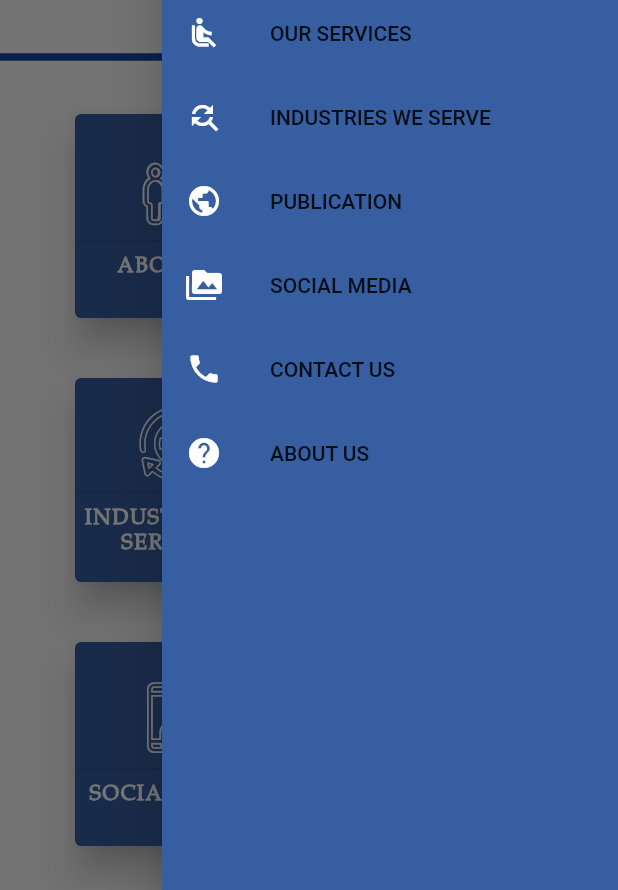
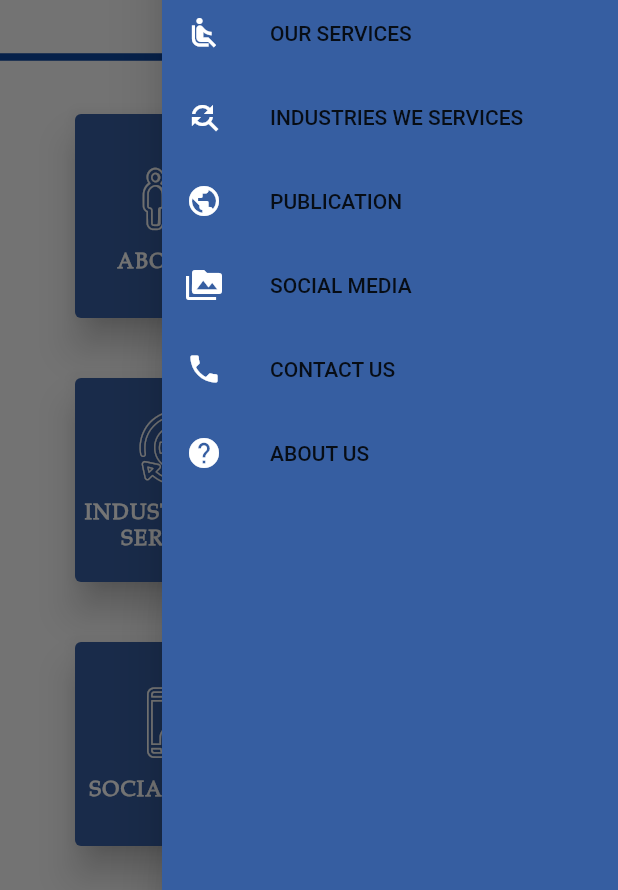
Before and after one commit to dhruv9045/amc_flutter_app, a Flutter app: the screen it shows after launch, after a tap on the "menu" icon, on a phone screen of 412 x 824 dp. Shown: the part 189-1079 px from the top of the screen. Run offline on Flutter 3.47's test engine with Material 2 defaults, Android fonts, the phone set to English and light mode, and no system bars; missing offline and left inert: flutter_plugin_pdf_viewer.

Commit message:
Resuable widget in contact_us.dart

```diff
--- /dev/null
+++ b/lib/assets/constraints.dart
@@ -0,0 +1,21 @@
+import 'package:flutter/material.dart';
+
+const container_width = 300.0;
+const appMainColor = Color(0xFF365EA1);
+const blackColor = Color(0xFF111111);
+const whiteColor = Color(0xFFFFFFFF);
+const leadingIconSize = 30.0;
+
+const fProductStyle = TextStyle(
+    letterSpacing: 1,
+    fontFamily: 'Antiqua',
+    fontWeight: FontWeight.bold,
+    color: whiteColor);
+
+const String sHome = 'HOME';
+const String sAboutUs = 'ABOUT US';
+const String sIndustries = 'INDUSTRIES WE SERVICES';
+const String sPublication = 'PUBLICATION';
+const String sOurSer = 'OUR SERVICES';
+const String sCon = 'CONTACT US';
+const String sSocial ='SOCIAL MEDIA';
--- a/lib/components/bottom_navigation.dart
+++ b/lib/components/bottom_navigation.dart
@@ -1,5 +1,5 @@
 import 'package:flutter/material.dart';
-import 'package:amcflutterapp/resuable/constraints.dart';
+import 'file:///D:/TrueLancer/AMC%20Flutter%20design/amc_flutter_app/lib/assets/constraints.dart';
 import '../constants.dart';
 
 class BottomNavBar extends StatelessWidget{
@@ -20,5 +20,4 @@ class BottomNavBar extends StatelessWidget{
       ),
     );
   }
-
 }
--- a/lib/components/my_drawer.dart
+++ b/lib/components/my_drawer.dart
@@ -1,7 +1,7 @@
 import 'package:flutter/material.dart';
 import '../constants.dart';
 import 'package:amcflutterapp/resuable/reusable_drawer.dart';
-import 'package:amcflutterapp/resuable/constraints.dart';
+import 'file:///D:/TrueLancer/AMC%20Flutter%20design/amc_flutter_app/lib/assets/constraints.dart';
 
 class MyDrawer extends StatelessWidget {
   @override
@@ -27,38 +27,38 @@ class MyDrawer extends StatelessWidget {
               thickness: 1,
             ),
             ReuseDrawerListTile(
-              label: 'HOME',
+              label: sHome,
               icon: Icons.home,
               function: () =>
                   Navigator.pushReplacementNamed(context, homeScreen),
             ),
             ReuseDrawerListTile(
-              label: 'OUR SERVICES',
+              label: sOurSer,
               icon: Icons.airline_seat_recline_normal,
               function: () => Navigator.popAndPushNamed(context, ourServices),
             ),
             ReuseDrawerListTile(
-              label: 'INDUSTRIES WE SERVE',
+              label: sIndustries,
               icon: Icons.find_replace,
               function: () => Navigator.popAndPushNamed(context, industriesWeServe),
             ),
             ReuseDrawerListTile(
-              label: 'PUBLICATION',
+              label: sPublication,
               icon: Icons.public,
               function: () => Navigator.popAndPushNamed(context, publication),
             ),
             ReuseDrawerListTile(
-              label: 'SOCIAL MEDIA',
+              label: sSocial,
               icon: Icons.perm_media,
               function: () => Navigator.popAndPushNamed(context, socialMedia),
             ),
             ReuseDrawerListTile(
-              label: 'CONTACT US',
+              label: sCon,
               icon: Icons.phone,
               function: () => Navigator.popAndPushNamed(context, contactUs),
             ),
             ReuseDrawerListTile(
-              label: 'ABOUT US',
+              label: sAboutUs,
               function: () => Navigator.popAndPushNamed(context, aboutUs),
               icon: Icons.help,
             ),
--- a/lib/components/products.dart
+++ b/lib/components/products.dart
@@ -1,11 +1,11 @@
 import 'package:amcflutterapp/assets/my_custon_icons.dart';
+import 'file:///D:/TrueLancer/AMC%20Flutter%20design/amc_flutter_app/lib/assets/constraints.dart';
 import 'package:flutter/cupertino.dart';
 import 'package:flutter/material.dart';
 import 'package:amcflutterapp/resuable/reusable_Product.dart';
 import '../constants.dart';
 
 class Products extends StatelessWidget {
-
   @override
   Widget build(BuildContext context) {
     return Scaffold(
@@ -18,31 +18,31 @@ class Products extends StatelessWidget {
           ReuseProductInkwell(
             function: () => Navigator.pushNamed(context, aboutUs),
             icon: MyFlutterApp.about_us,
-            label: 'ABOUT US',
+            label: sAboutUs,
           ),
           ReuseProductInkwell(
             function: () => Navigator.pushNamed(context, ourServices),
             icon: MyFlutterApp.our_services,
-            label: 'OUR SERVICES',
+            label: sOurSer,
           ),
           ReuseProductInkwell(
             icon: MyFlutterApp.industries_we_serve,
-            label: 'INDUSTRIES WE SERVICES',
+            label: sIndustries,
             function: () => Navigator.pushNamed(context, industriesWeServe),
           ),
           ReuseProductInkwell(
             icon: MyFlutterApp.publication,
-            label: 'PUBLICATION',
+            label: sPublication,
             function: () => Navigator.pushNamed(context, publication),
           ),
           ReuseProductInkwell(
             icon: MyFlutterApp.social_media,
-            label: 'SOCIAL MEDIA',
+            label: sSocial,
             function: () => Navigator.pushNamed(context, socialMedia),
           ),
           ReuseProductInkwell(
             icon: MyFlutterApp.contact_us,
-            label: 'CONTACT US',
+            label: sCon,
             function: () => Navigator.pushNamed(context, contactUs),
           ),
         ],
--- a/lib/details/about_us.dart
+++ b/lib/details/about_us.dart
@@ -1,5 +1,6 @@
 import 'package:amcflutterapp/components/bottom_navigation.dart';
 import 'package:amcflutterapp/components/my_drawer.dart';
+import 'file:///D:/TrueLancer/AMC%20Flutter%20design/amc_flutter_app/lib/assets/constraints.dart';
 import 'package:flutter/cupertino.dart';
 import 'package:flutter/material.dart';
 
@@ -12,7 +13,7 @@ class AboutUs extends StatelessWidget {
         backgroundColor: Colors.blue[900],
         title: new Center(
           child: new Text(
-            'About Us',
+            sAboutUs,
             textAlign: TextAlign.center,
           ),
         ),
--- a/lib/details/contact_us.dart
+++ b/lib/details/contact_us.dart
@@ -1,5 +1,6 @@
 import 'package:amcflutterapp/components/bottom_navigation.dart';
 import 'package:amcflutterapp/components/my_drawer.dart';
+import 'file:///D:/TrueLancer/AMC%20Flutter%20design/amc_flutter_app/lib/assets/constraints.dart';
 import 'package:flutter/material.dart';
 import 'package:amcflutterapp/resuable/resuable_contact.dart';
 
@@ -12,7 +13,7 @@ class ContactUs extends StatelessWidget {
       appBar: new AppBar(
         backgroundColor: Colors.blue[900],
         title: new Center(
-            child: new Text('Contact Us', textAlign: TextAlign.center)),
+            child: new Text(sCon, textAlign: TextAlign.center)),
         automaticallyImplyLeading: true,
       ),
       body: Con(),
--- a/lib/details/industries_we_serve.dart
+++ b/lib/details/industries_we_serve.dart
@@ -3,7 +3,7 @@ import 'package:amcflutterapp/components/bottom_navigation.dart';
 import 'package:amcflutterapp/components/my_drawer.dart';
 import 'package:flutter/cupertino.dart';
 import 'package:flutter/material.dart';
-import 'package:amcflutterapp/resuable/constraints.dart';
+import 'file:///D:/TrueLancer/AMC%20Flutter%20design/amc_flutter_app/lib/assets/constraints.dart';
 import 'package:amcflutterapp/resuable/reusable_ExpensionTile.dart';
 
 class Industries extends StatelessWidget {
@@ -14,7 +14,7 @@ class Industries extends StatelessWidget {
       appBar: new AppBar(
         backgroundColor: Colors.blue[900],
         title: new Center(
-            child: new Text('Industries We Services',
+            child: new Text(sIndustries,
                 textAlign: TextAlign.center)),
         automaticallyImplyLeading: true,
       ),
@@ -91,7 +91,7 @@ class Indu extends StatelessWidget {
                   color: blackColor,
                   size: 30,
                 ),
-                title: Text("Manufacturing"),
+                title: Text('Manufacturing'),
                 children: <Widget>[
                   Icon(
                     IndustriesWeServe.manufacturing,
@@ -124,7 +124,7 @@ class Indu extends StatelessWidget {
                   color: blackColor,
                   size: 30,
                 ),
-                title: Text("Travel & Entertainment"),
+                title: Text('Travel & Entertainment'),
                 children: <Widget>[
                   Icon(
                     IndustriesWeServe.travel_entertainment,
@@ -156,7 +156,7 @@ class Indu extends StatelessWidget {
                   color: blackColor,
                   size: 30,
                 ),
-                title: Text("Supermarket"),
+                title: Text('Supermarket'),
                 children: <Widget>[
                   Padding(
                     padding: const EdgeInsets.only(right: 30),
--- a/lib/details/our_services.dart
+++ b/lib/details/our_services.dart
@@ -1,6 +1,7 @@
 import 'package:amcflutterapp/assets/our_servicer_icon.dart';
 import 'package:amcflutterapp/components/bottom_navigation.dart';
 import 'package:amcflutterapp/components/my_drawer.dart';
+import 'file:///D:/TrueLancer/AMC%20Flutter%20design/amc_flutter_app/lib/assets/constraints.dart';
 import 'package:flutter/material.dart';
 import 'package:amcflutterapp/resuable/reusable_ExpensionTile.dart';
 
@@ -13,7 +14,7 @@ class OurService extends StatelessWidget {
       appBar: new AppBar(
         backgroundColor: Colors.blue[900],
         title: new Center(
-            child: new Text('Our Services', textAlign: TextAlign.center)),
+            child: new Text(sOurSer, textAlign: TextAlign.center)),
         automaticallyImplyLeading: true,
       ),
       body: Our(),
--- a/lib/details/publication.dart
+++ b/lib/details/publication.dart
@@ -4,7 +4,7 @@ import 'package:amcflutterapp/components/my_drawer.dart';
 import 'package:amcflutterapp/components/pdf_viewer.dart';
 import 'package:flutter/cupertino.dart';
 import 'package:flutter/material.dart';
-import 'package:amcflutterapp/resuable/constraints.dart';
+import 'file:///D:/TrueLancer/AMC%20Flutter%20design/amc_flutter_app/lib/assets/constraints.dart';
 
 class Publication extends StatelessWidget {
   @override
@@ -14,7 +14,7 @@ class Publication extends StatelessWidget {
       appBar: new AppBar(
         backgroundColor: Colors.blue[900],
         title: new Center(
-            child: new Text('Publication', textAlign: TextAlign.center)),
+            child: new Text(sPublication, textAlign: TextAlign.center)),
         automaticallyImplyLeading: true,
       ),
       body: Pub(),
--- a/lib/details/social_media.dart
+++ b/lib/details/social_media.dart
@@ -3,7 +3,7 @@ import 'package:amcflutterapp/components/my_drawer.dart';
 import 'package:flutter/cupertino.dart';
 import 'package:flutter/material.dart';
 import 'package:url_launcher/url_launcher.dart';
-import 'package:amcflutterapp/resuable/constraints.dart';
+import 'file:///D:/TrueLancer/AMC%20Flutter%20design/amc_flutter_app/lib/assets/constraints.dart';
 import 'package:amcflutterapp/resuable/reusable_TableCell.dart';
 
 class SocialMedia extends StatelessWidget {
@@ -14,7 +14,7 @@ class SocialMedia extends StatelessWidget {
       appBar: new AppBar(
         backgroundColor: Colors.blue[900],
         title: new Center(
-          child: new Text('Social Media', textAlign: TextAlign.center),
+          child: new Text(sSocial, textAlign: TextAlign.center),
         ),
         automaticallyImplyLeading: true,
       ),
--- a/lib/home_screen.dart
+++ b/lib/home_screen.dart
@@ -1,9 +1,10 @@
+import 'package:amcflutterapp/assets/constraints.dart';
 import 'package:flutter/cupertino.dart';
 import 'package:flutter/material.dart';
 import 'package:amcflutterapp/components/products.dart';
 import 'components/bottom_navigation.dart';
 import 'components/my_drawer.dart';
-import 'package:flutter/services.dart';
+// import 'package:flutter/services.dart';
 
 class HomeScreen extends StatelessWidget {
   @override
@@ -70,7 +71,7 @@ class _HomePageState extends State<HomePage> {
         appBar: new AppBar(
           backgroundColor: Colors.blue[900],
           title:
-              new Center(child: new Text('HOME', textAlign: TextAlign.center)),
+              new Center(child: new Text(sHome, textAlign: TextAlign.center)),
           automaticallyImplyLeading: false,
         ),
         endDrawer: new MyDrawer(),
--- a/lib/resuable/constraints.dart
+++ /dev/null
@@ -1,7 +0,0 @@
-import 'package:flutter/material.dart';
-
-const container_width = 300.0;
-const appMainColor = Color(0xFF365EA1);
-const blackColor = Color(0xFF111111);
-const whiteColor = Color(0xFFFFFFFF);
-const leadingIconSize = 30.0;
--- a/lib/resuable/resuable_contact.dart
+++ b/lib/resuable/resuable_contact.dart
@@ -1,6 +1,6 @@
 import 'package:flutter/material.dart';
 import 'package:url_launcher/url_launcher.dart';
-import 'constraints.dart';
+import '../assets/constraints.dart';
 
 class Reusable extends StatelessWidget {
   const Reusable({@required this.launcher, this.texts});
--- a/lib/resuable/reusable_Product.dart
+++ b/lib/resuable/reusable_Product.dart
@@ -1,4 +1,4 @@
-import 'constraints.dart';
+import '../assets/constraints.dart';
 import 'package:flutter/material.dart';
 
 class ReuseProductInkwell extends StatelessWidget {
@@ -26,17 +26,14 @@ class ReuseProductInkwell extends StatelessWidget {
                     color: whiteColor,
                     size: 50,
                   )),
-              Divider(),
-              Container(
-                  child: Text(
-                    label,
-                    style: TextStyle(
-                        letterSpacing: 1,
-                        fontFamily: 'Antiqua',
-                        fontWeight: FontWeight.bold,
-                        color: whiteColor),
-                    textAlign: TextAlign.center,
-                  )),
+              SizedBox(
+                height: 10.0,
+              ),
+              Text(
+                label,
+                style: fProductStyle,
+                textAlign: TextAlign.center,
+              ),
             ],
           ),
         ),
--- a/lib/resuable/reusable_drawer.dart
+++ b/lib/resuable/reusable_drawer.dart
@@ -1,5 +1,5 @@
 import 'package:flutter/material.dart';
-import 'constraints.dart';
+import '../assets/constraints.dart';
 
 class ReuseDrawerListTile extends StatelessWidget {
   const ReuseDrawerListTile({@required this.label, this.function, this.icon});
--- a/pubspec.yaml
+++ b/pubspec.yaml
@@ -11,7 +11,7 @@ description: A new Flutter application.
 # In iOS, build-name is used as CFBundleShortVersionString while build-number used as CFBundleVersion.
 # Read more about iOS versioning at
 # https://developer.apple.com/library/archive/documentation/General/Reference/InfoPlistKeyReference/Articles/CoreFoundationKeys.html
-version: 1.0.0+1
+version: 1.0.1+1
 
 environment:
   sdk: ">=2.1.0 <3.0.0"
@@ -27,6 +27,7 @@ dependencies:
   url_launcher: ^5.4.10
   flutter_plugin_pdf_viewer: ^1.0.7
   # auto_size_text: ^2.1.0
+  curved_navigation_bar: ^0.3.2
 
 dev_dependencies:
   flutter_test:
```
Also changed, not shown: lib/resuable/reusable_ExpensionTile.dart (+7 -5 lines), pubspec.lock.
